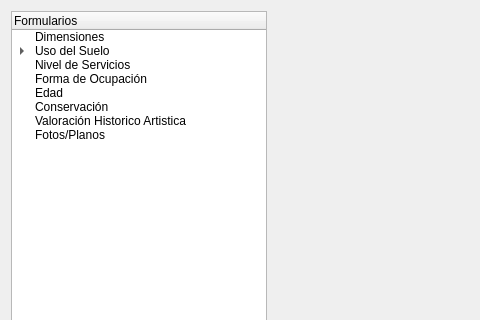
Qt form detallesform.ui (agimenezpy/CentroHistorico) before a commit; both pictures show x 0 to 480 and y 0 to 320 of the 800 by 600 pixel window.
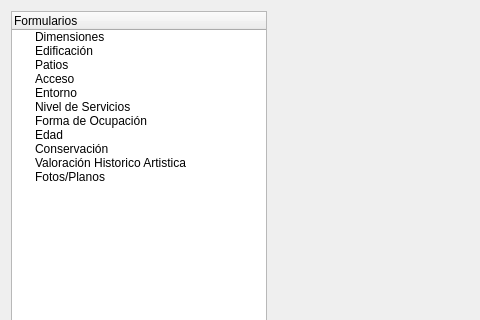
The same form after that commit. Icons and pictures are not drawn.

Diff of the .ui file:
```diff
--- a/detallesform.ui
+++ b/detallesform.ui
@@ -19,6 +19,11 @@
     <verstretch>0</verstretch>
    </sizepolicy>
   </property>
+  <property name="font">
+   <font>
+    <pointsize>9</pointsize>
+   </font>
+  </property>
   <property name="windowTitle">
    <string>Detalles de Cuenta</string>
   </property>
@@ -49,13 +54,6 @@
      </item>
      <item>
       <property name="text">
-       <string>Uso del Suelo</string>
-      </property>
-      <property name="flags">
-       <set>ItemIsDragEnabled|ItemIsUserCheckable|ItemIsEnabled</set>
-      </property>
-      <item>
-       <property name="text">
         <string>Edificación</string>
        </property>
       </item>
@@ -73,7 +71,6 @@
        <property name="text">
         <string>Entorno</string>
        </property>
-      </item>
      </item>
      <item>
       <property name="text">
```
Lines whose indentation alone changed are shown as unchanged.
